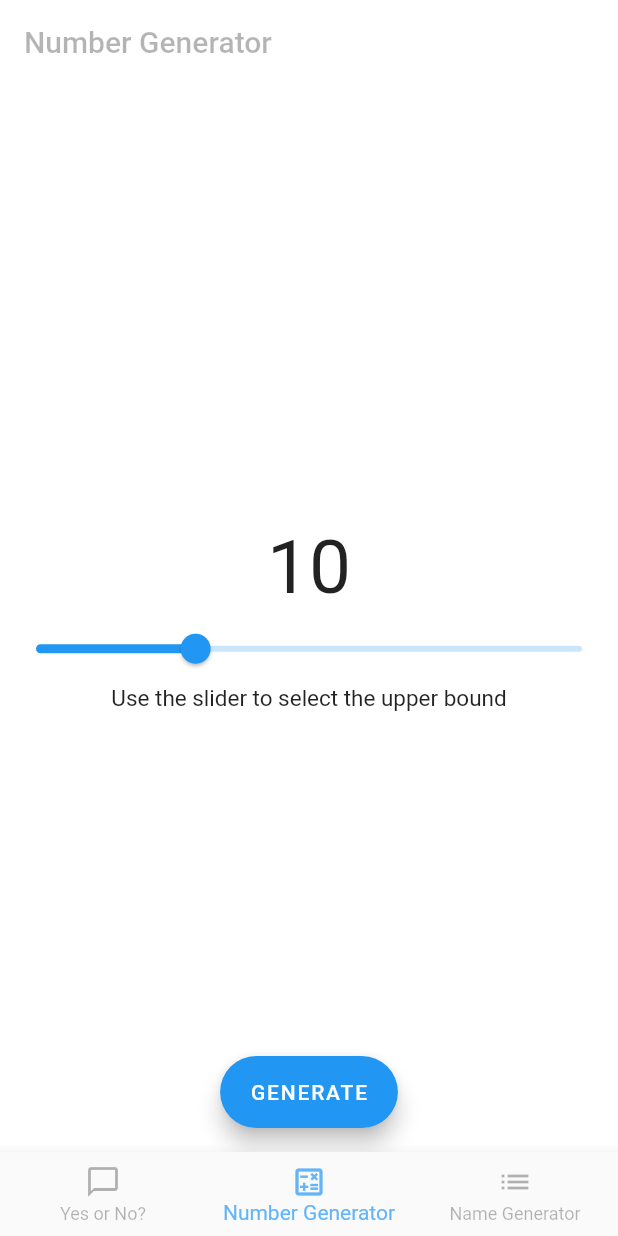
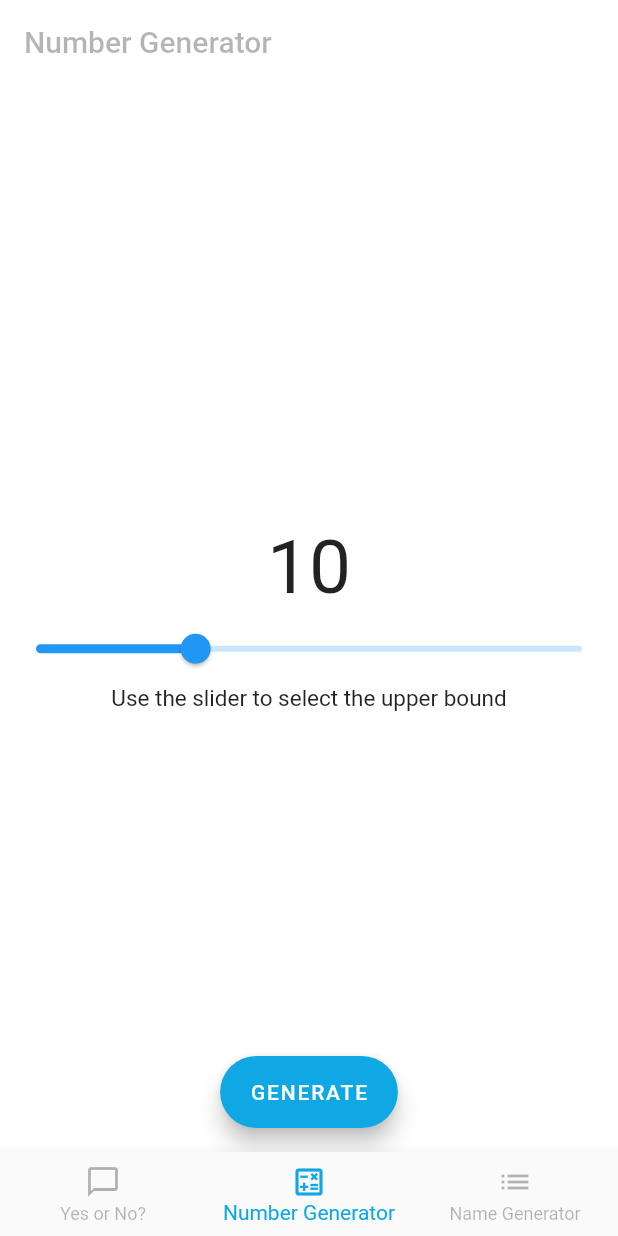
Before and after one commit to Jakhaar/random_app, a Flutter app: the screen it shows after launch, item 2 of the bottom bar chosen, after a tap on "GENERATE", on a phone screen of 412 x 824 dp. Run offline on Flutter 3.47's test engine with Material 2 defaults, Android fonts, the phone set to English and light mode, and no system bars.

Commit message:
fixed things

```diff
--- a/lib/app.dart
+++ b/lib/app.dart
@@ -37,7 +37,7 @@ class _MainPageState extends State<MainPage> {
           type: BottomNavigationBarType.fixed,
           currentIndex: _currentIndex,
           unselectedItemColor: const Color.fromARGB(75, 0, 0, 0),
-          selectedItemColor: const Color.fromARGB(255, 99, 181, 248),
+          selectedItemColor: const Color.fromARGB(255, 16, 168, 228),
           onTap: (index) => setState(() {
                 _currentIndex = index;
               }),
--- a/lib/views/name_generator.dart
+++ b/lib/views/name_generator.dart
@@ -1,6 +1,6 @@
 import 'dart:math';
-
 import 'package:flutter/material.dart';
+import 'package:random_app/views/name_generator_listview.dart';
 
 class NameGenerator extends StatefulWidget {
   const NameGenerator({Key? key}) : super(key: key);
@@ -10,7 +10,7 @@ class NameGenerator extends StatefulWidget {
 }
 
 class _NameGeneratorState extends State<NameGenerator> {
-  final List<String> _answers = [];
+  final _answers = [];
   static const String _title = "Name Generator";
   final Random _randomNumber = Random();
   int _index = 0, currentIndex = 0;
@@ -34,14 +34,20 @@ class _NameGeneratorState extends State<NameGenerator> {
           children: [
             Text(
               _answers.isEmpty ? "Create a list first" : _answers[_index],
-              style: TextStyle(fontSize: _textSize ?? 15),
+              style: TextStyle(fontSize: _textSize ?? 20),
             ),
-            ElevatedButton(
-              onPressed: null,
-              child:
-                  Text(_answers.isEmpty ? "Create a list first" : "Edit list"),
-              style: ElevatedButton.styleFrom(
-                  textStyle: const TextStyle(fontSize: 20)),
+            const SizedBox(height: 20),
+            FloatingActionButton(
+              backgroundColor: const Color.fromARGB(255, 16, 168, 228),
+              heroTag: "editList",
+              child: const Icon(Icons.edit),
+              onPressed: (() async {
+                final data = await Navigator.of(context).push(
+                  MaterialPageRoute(
+                    builder: (BuildContext context) => const NameGenListView(),
+                  ),
+                );
+              }),
             )
           ],
         ),
@@ -50,6 +56,8 @@ class _NameGeneratorState extends State<NameGenerator> {
       floatingActionButton: _answers.isEmpty
           ? null
           : FloatingActionButton.extended(
+              backgroundColor: const Color.fromARGB(255, 16, 168, 228),
+              heroTag: "generateName",
               onPressed: (() => setState(() {
                     _index = (_randomNumber.nextInt(_answers.length) %
                         _answers.length);
--- a/lib/views/number_generator.dart
+++ b/lib/views/number_generator.dart
@@ -17,7 +17,8 @@ class _NumberGeneratorState extends State<NumberGenerator> {
   double _sliderValue = 30, newValue = 0;
 
   @override
-  Widget build(BuildContext context) => Scaffold(
+  Widget build(BuildContext context) {
+    return Scaffold(
       backgroundColor: Colors.white,
       appBar: AppBar(
         backgroundColor: const Color.fromARGB(255, 255, 255, 255),
@@ -33,7 +34,7 @@ class _NumberGeneratorState extends State<NumberGenerator> {
           children: [
             Text(
               "${_answer ?? "Press Generate"}",
-                style: TextStyle(fontSize: _size ?? 15.0),
+              style: TextStyle(fontSize: _size ?? 20),
             ),
             Slider(
               value: _sliderValue,
@@ -54,6 +55,8 @@ class _NumberGeneratorState extends State<NumberGenerator> {
       ),
       floatingActionButtonLocation: FloatingActionButtonLocation.centerFloat,
       floatingActionButton: FloatingActionButton.extended(
+          backgroundColor: const Color.fromARGB(255, 16, 168, 228),
+          heroTag: "generateNumber",
           onPressed: (() => setState(() {
                 _answer = Random().nextInt(_sliderValue.toInt());
                 _size = 50;
@@ -61,3 +64,4 @@ class _NumberGeneratorState extends State<NumberGenerator> {
           label: const Text("GENERATE")),
     );
   }
+}
--- a/lib/views/yes_or_no.dart
+++ b/lib/views/yes_or_no.dart
@@ -15,7 +15,7 @@ class _YesOrNoState extends State<YesOrNo> {
   final Random _randomNumber = Random();
   int _value = 0, currentIndex = 0;
   bool _buttonPressed = false;
-  double _size = 15;
+  double _size = 20;
 
   @override
   Widget build(BuildContext context) {
@@ -40,6 +40,8 @@ class _YesOrNoState extends State<YesOrNo> {
       ),
       floatingActionButtonLocation: FloatingActionButtonLocation.centerFloat,
       floatingActionButton: FloatingActionButton.extended(
+          backgroundColor: const Color.fromARGB(255, 16, 168, 228),
+          heroTag: "generateAnswer",
           onPressed: (() => setState(() {
                 _value = (_randomNumber.nextInt(10) % 2);
                 _buttonPressed = true;
```
Also changed, not shown: lib/views/name_generator_listview.dart (added, +37 -0 lines). Lines whose indentation alone changed are shown as unchanged.
